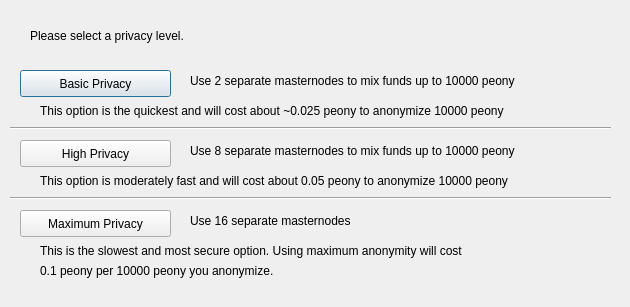
Old version of the form src/qt/forms/obfuscationconfig.ui in the repository decenomy/PNY.
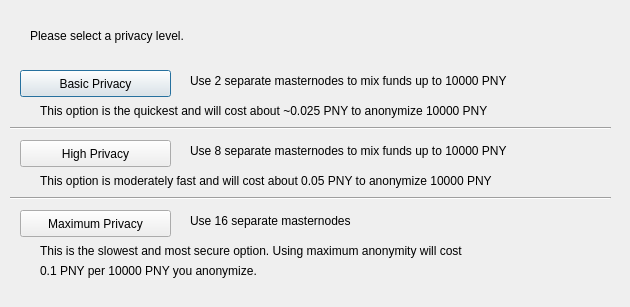
New version of the form.

Commit message: Upgrade Peony to PIVX 3.2.1

Patch:
```diff
--- a/src/qt/forms/obfuscationconfig.ui
+++ b/src/qt/forms/obfuscationconfig.ui
@@ -75,7 +75,7 @@
     </rect>
    </property>
    <property name="text">
-    <string>Use 2 separate masternodes to mix funds up to 10000 peony</string>
+    <string>Use 2 separate masternodes to mix funds up to 10000 PNY</string>
    </property>
   </widget>
   <widget class="QLabel" name="label_3">
@@ -88,7 +88,7 @@
     </rect>
    </property>
    <property name="text">
-    <string>Use 8 separate masternodes to mix funds up to 10000 peony</string>
+    <string>Use 8 separate masternodes to mix funds up to 10000 PNY</string>
    </property>
   </widget>
   <widget class="QLabel" name="label_4">
@@ -114,7 +114,7 @@
     </rect>
    </property>
    <property name="text">
-    <string>This option is the quickest and will cost about ~0.025 peony to anonymize 10000 peony</string>
+    <string>This option is the quickest and will cost about ~0.025 PNY to anonymize 10000 PNY</string>
    </property>
   </widget>
   <widget class="QLabel" name="label_7">
@@ -127,7 +127,7 @@
     </rect>
    </property>
    <property name="text">
-    <string>This option is moderately fast and will cost about 0.05 peony to anonymize 10000 peony</string>
+    <string>This option is moderately fast and will cost about 0.05 PNY to anonymize 10000 PNY</string>
    </property>
   </widget>
   <widget class="QLabel" name="label_8">
@@ -153,7 +153,7 @@
     </rect>
    </property>
    <property name="text">
-    <string>0.1 peony per 10000 peony you anonymize.</string>
+    <string>0.1 PNY per 10000 PNY you anonymize.</string>
    </property>
   </widget>
   <widget class="Line" name="line">
```
The commit also changes 1610 other files.
